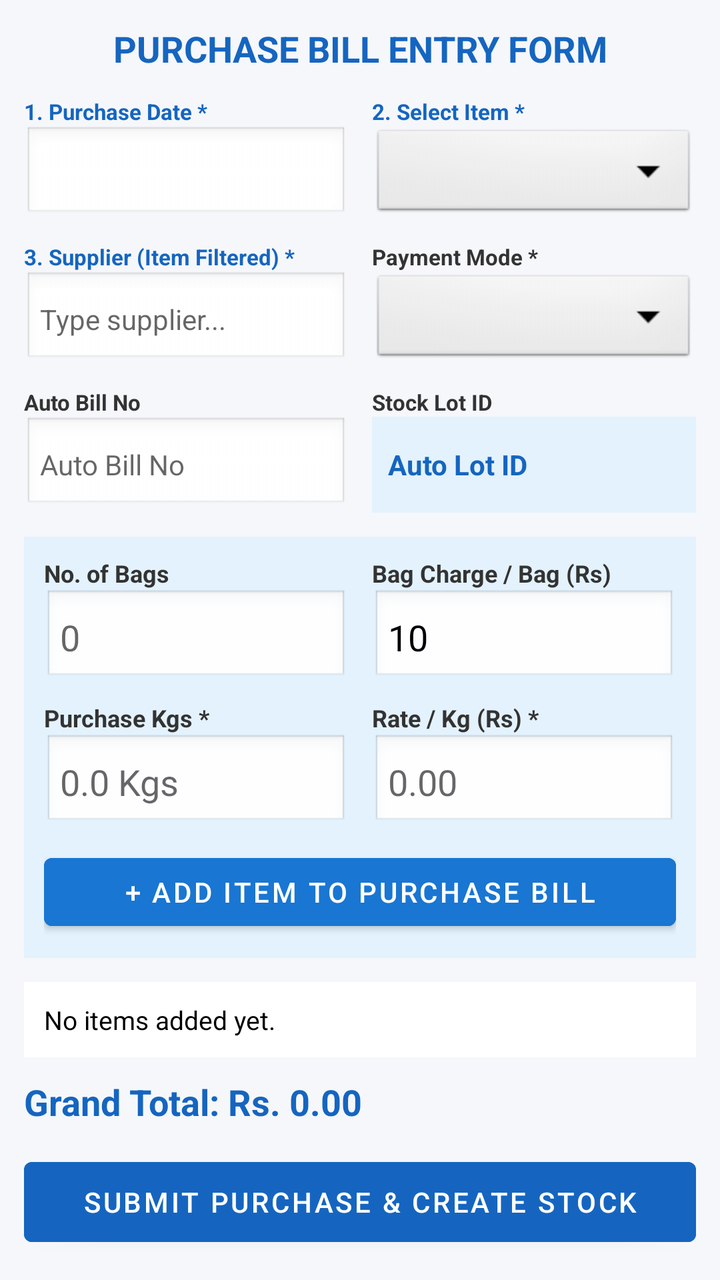
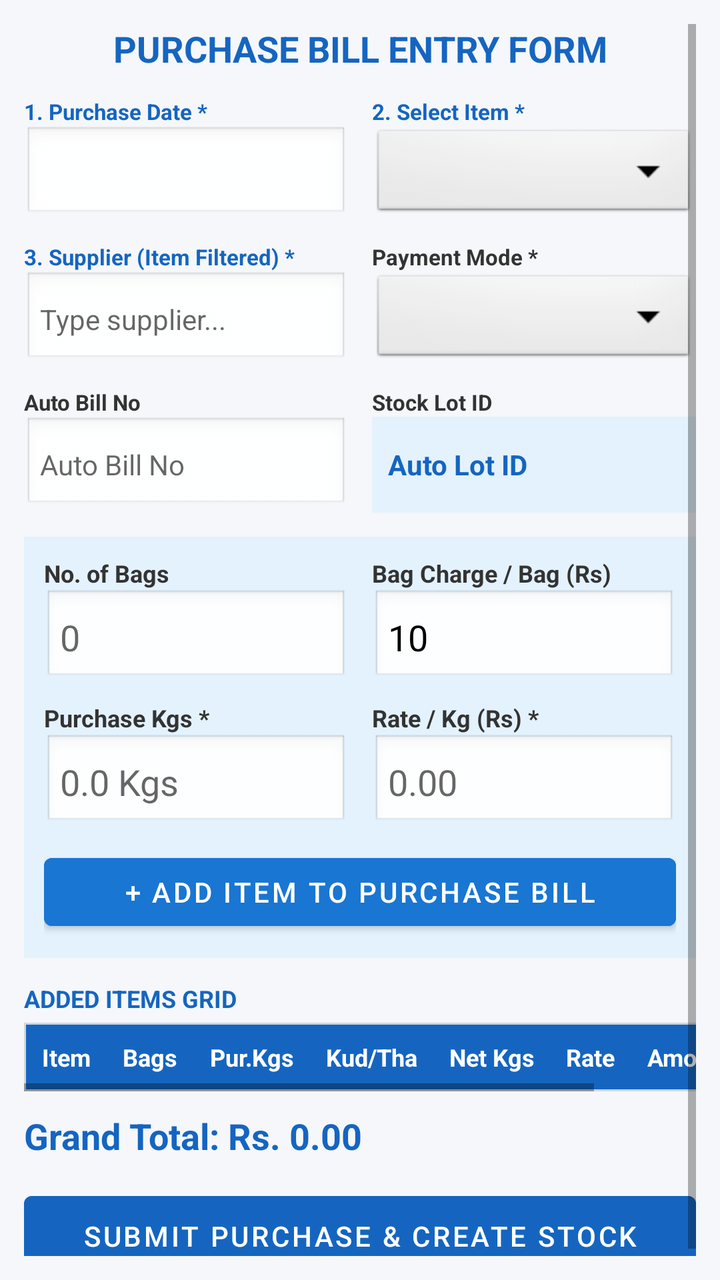

The first picture is an Android layout as it rendered before a commit; the second is the same layout after the commit. The layout source and the unified diff follow.
<!-- AndroidManifest.xml: application theme Theme.MaterialComponents.DayNight.DarkActionBar -->
<!-- res/layout/activity_purchase.xml -->
<?xml version="1.0" encoding="utf-8"?>
<ScrollView xmlns:android="http://schemas.android.com/apk/res/android"
    android:layout_width="match_parent"
    android:layout_height="match_parent"
    android:background="#F5F7FA"
    android:padding="12dp">

    <LinearLayout
        android:layout_width="match_parent"
        android:layout_height="wrap_content"
        android:orientation="vertical">

        <TextView
            android:layout_width="match_parent"
            android:layout_height="wrap_content"
            android:text="PURCHASE BILL ENTRY FORM"
            android:textSize="18sp"
            android:textStyle="bold"
            android:textColor="#1565C0"
            android:gravity="center"
            android:layout_marginBottom="12dp" />

        
        <LinearLayout
            android:layout_width="match_parent"
            android:layout_height="wrap_content"
            android:orientation="horizontal"
            android:weightSum="2"
            android:layout_marginBottom="10dp">

            <LinearLayout android:layout_width="0dp" android:layout_height="wrap_content" android:layout_weight="1" android:orientation="vertical" android:layout_marginEnd="6dp">
                <TextView android:layout_width="wrap_content" android:layout_height="wrap_content" android:text="1. Purchase Date *" android:textSize="11sp" android:textStyle="bold" android:textColor="#1565C0" />
                <EditText
                    android:id="@+id/etPurchaseDate"
                    android:layout_width="match_parent"
                    android:layout_height="48dp"
                    android:focusable="false"
                    android:clickable="true"
                    android:textColor="#000000"
                    android:textStyle="bold"
                    android:background="@android:drawable/edit_text"
                    android:padding="8dp"
                    android:textSize="14sp" />
            </LinearLayout>

            <LinearLayout android:layout_width="0dp" android:layout_height="wrap_content" android:layout_weight="1" android:orientation="vertical" android:layout_marginStart="6dp">
                <TextView android:layout_width="wrap_content" android:layout_height="wrap_content" android:text="2. Select Item *" android:textSize="11sp" android:textStyle="bold" android:textColor="#1565C0" />
                <Spinner
                    android:id="@+id/spItem"
                    android:layout_width="match_parent"
                    android:layout_height="48dp"
                    android:spinnerMode="dialog"
                    android:background="@android:drawable/btn_dropdown" />
            </LinearLayout>
        </LinearLayout>

        
        <LinearLayout
            android:layout_width="match_parent"
            android:layout_height="wrap_content"
            android:orientation="horizontal"
            android:weightSum="2"
            android:layout_marginBottom="10dp">

            <LinearLayout android:layout_width="0dp" android:layout_height="wrap_content" android:layout_weight="1" android:orientation="vertical" android:layout_marginEnd="6dp">
                <TextView android:layout_width="wrap_content" android:layout_height="wrap_content" android:text="3. Supplier (Item Filtered) *" android:textSize="11sp" android:textStyle="bold" android:textColor="#1565C0" />
                <AutoCompleteTextView
                    android:id="@+id/actvSupplier"
                    android:layout_width="match_parent"
                    android:layout_height="48dp"
                    android:hint="Type supplier..."
                    android:completionThreshold="1"
                    android:textColor="#000000"
                    android:background="@android:drawable/edit_text"
                    android:padding="8dp"
                    android:textSize="14sp" />
            </LinearLayout>

            <LinearLayout android:layout_width="0dp" android:layout_height="wrap_content" android:layout_weight="1" android:orientation="vertical" android:layout_marginStart="6dp">
                <TextView android:layout_width="wrap_content" android:layout_height="wrap_content" android:text="Payment Mode *" android:textSize="11sp" android:textStyle="bold" android:textColor="#333333" />
                <Spinner
                    android:id="@+id/spPayMode"
                    android:layout_width="match_parent"
                    android:layout_height="48dp"
                    android:spinnerMode="dialog"
                    android:background="@android:drawable/btn_dropdown" />
            </LinearLayout>
        </LinearLayout>

        
        <LinearLayout
            android:layout_width="match_parent"
            android:layout_height="wrap_content"
            android:orientation="horizontal"
            android:weightSum="2"
            android:layout_marginBottom="12dp">

            <LinearLayout android:layout_width="0dp" android:layout_height="wrap_content" android:layout_weight="1" android:orientation="vertical" android:layout_marginEnd="6dp">
                <TextView android:layout_width="wrap_content" android:layout_height="wrap_content" android:text="Auto Bill No" android:textSize="11sp" android:textStyle="bold" android:textColor="#333333" />
                <EditText android:id="@+id/etBillNo" android:layout_width="match_parent" android:layout_height="48dp" android:hint="Auto Bill No" android:textColor="#000000" android:background="@android:drawable/edit_text" android:padding="8dp" android:textSize="14sp" />
            </LinearLayout>

            <LinearLayout android:layout_width="0dp" android:layout_height="wrap_content" android:layout_weight="1" android:orientation="vertical" android:layout_marginStart="6dp">
                <TextView android:layout_width="wrap_content" android:layout_height="wrap_content" android:text="Stock Lot ID" android:textSize="11sp" android:textStyle="bold" android:textColor="#333333" />
                <TextView android:id="@+id/tvGeneratedBatchId" android:layout_width="match_parent" android:layout_height="48dp" android:text="Auto Lot ID" android:gravity="center_vertical" android:background="#E3F2FD" android:textColor="#1565C0" android:textStyle="bold" android:padding="8dp" />
            </LinearLayout>
        </LinearLayout>

        
        <LinearLayout
            android:layout_width="match_parent"
            android:layout_height="wrap_content"
            android:orientation="vertical"
            android:background="#E3F2FD"
            android:padding="10dp"
            android:layout_marginBottom="12dp">

            
            <LinearLayout
                android:id="@+id/layoutOnionFields"
                android:layout_width="match_parent"
                android:layout_height="wrap_content"
                android:orientation="horizontal"
                android:weightSum="2"
                android:layout_marginBottom="8dp">

                <LinearLayout android:layout_width="0dp" android:layout_height="wrap_content" android:layout_weight="1" android:orientation="vertical" android:layout_marginEnd="6dp">
                    <TextView android:layout_width="wrap_content" android:layout_height="wrap_content" android:text="No. of Bags" android:textSize="12sp" android:textStyle="bold" android:textColor="#333333" />
                    <EditText android:id="@+id/etBags" android:layout_width="match_parent" android:layout_height="48dp" android:hint="0" android:textColor="#000000" android:inputType="number" android:background="@android:drawable/edit_text" android:padding="8dp" />
                </LinearLayout>

                <LinearLayout android:layout_width="0dp" android:layout_height="wrap_content" android:layout_weight="1" android:orientation="vertical" android:layout_marginStart="6dp">
                    <TextView android:layout_width="wrap_content" android:layout_height="wrap_content" android:text="Bag Charge / Bag (Rs)" android:textSize="12sp" android:textStyle="bold" android:textColor="#333333" />
                    <EditText android:id="@+id/etBagRate" android:layout_width="match_parent" android:layout_height="48dp" android:text="10" android:textColor="#000000" android:inputType="numberDecimal" android:background="@android:drawable/edit_text" android:padding="8dp" />
                </LinearLayout>
            </LinearLayout>

            
            <LinearLayout
                android:layout_width="match_parent"
                android:layout_height="wrap_content"
                android:orientation="horizontal"
                android:weightSum="2"
                android:layout_marginBottom="8dp">

                <LinearLayout android:layout_width="0dp" android:layout_height="wrap_content" android:layout_weight="1" android:orientation="vertical" android:layout_marginEnd="6dp">
                    <TextView android:layout_width="wrap_content" android:layout_height="wrap_content" android:text="Purchase Kgs *" android:textSize="12sp" android:textStyle="bold" android:textColor="#333333" />
                    <EditText android:id="@+id/etNetKgs" android:layout_width="match_parent" android:layout_height="48dp" android:hint="0.0 Kgs" android:textColor="#000000" android:inputType="numberDecimal" android:background="@android:drawable/edit_text" android:padding="8dp" />
                </LinearLayout>

                <LinearLayout android:layout_width="0dp" android:layout_height="wrap_content" android:layout_weight="1" android:orientation="vertical" android:layout_marginStart="6dp">
                    <TextView android:layout_width="wrap_content" android:layout_height="wrap_content" android:text="Rate / Kg (Rs) *" android:textSize="12sp" android:textStyle="bold" android:textColor="#333333" />
                    <EditText android:id="@+id/etRatePerKg" android:layout_width="match_parent" android:layout_height="48dp" android:hint="0.00" android:textColor="#000000" android:inputType="numberDecimal" android:background="@android:drawable/edit_text" android:padding="8dp" />
                </LinearLayout>
            </LinearLayout>

            
            <LinearLayout
                android:id="@+id/layoutCoconutFields"
                android:layout_width="match_parent"
                android:layout_height="wrap_content"
                android:orientation="vertical"
                android:visibility="gone"
                android:layout_marginBottom="10dp">

                <LinearLayout
                    android:layout_width="match_parent"
                    android:layout_height="wrap_content"
                    android:orientation="horizontal"
                    android:weightSum="2"
                    android:layout_marginBottom="8dp">

                    <LinearLayout android:layout_width="0dp" android:layout_height="wrap_content" android:layout_weight="1" android:orientation="vertical" android:layout_marginEnd="6dp">
                        <TextView android:layout_width="wrap_content" android:layout_height="wrap_content" android:text="Kudumi (3% Auto)" android:textSize="12sp" android:textStyle="bold" android:textColor="#D84315" />
                        <EditText android:id="@+id/etKudumi" android:layout_width="match_parent" android:layout_height="48dp" android:hint="0" android:textColor="#000000" android:inputType="numberDecimal" android:background="@android:drawable/edit_text" android:padding="8dp" />
                    </LinearLayout>

                    <LinearLayout android:layout_width="0dp" android:layout_height="wrap_content" android:layout_weight="1" android:orientation="vertical" android:layout_marginStart="6dp">
                        <TextView android:layout_width="wrap_content" android:layout_height="wrap_content" android:text="Thadukki" android:textSize="12sp" android:textStyle="bold" android:textColor="#D84315" />
                        <EditText android:id="@+id/etThadukki" android:layout_width="match_parent" android:layout_height="48dp" android:hint="0" android:textColor="#000000" android:inputType="numberDecimal" android:background="@android:drawable/edit_text" android:padding="8dp" />
                    </LinearLayout>
                </LinearLayout>

                <TextView
                    android:id="@+id/tvCoconutNetWeight"
                    android:layout_width="match_parent"
                    android:layout_height="wrap_content"
                    android:text="Net Weight: 0.00 Kgs"
                    android:background="#FFF9C4"
                    android:textColor="#1B5E20"
                    android:textStyle="bold"
                    android:textSize="14sp"
                    android:padding="10dp" />
            </LinearLayout>

            <Button android:id="@+id/btnAddItem" android:layout_width="match_parent" android:layout_height="46dp" android:text="+ ADD ITEM TO PURCHASE BILL" android:backgroundTint="#1976D2" android:textColor="#FFFFFF" />
        </LinearLayout>

        <TextView android:id="@+id/tvAddedItemsList" android:layout_width="match_parent" android:layout_height="wrap_content" android:text="No items added yet." android:background="#FFFFFF" android:textColor="#000000" android:padding="10dp" android:textSize="13sp" android:layout_marginBottom="10dp" />
        <TextView android:id="@+id/tvGrandTotal" android:layout_width="match_parent" android:layout_height="wrap_content" android:text="Grand Total: Rs. 0.00" android:textSize="18sp" android:textStyle="bold" android:textColor="#1565C0" android:layout_marginBottom="12dp" />
        <Button android:id="@+id/btnSavePurchase" android:layout_width="match_parent" android:layout_height="52dp" android:text="SUBMIT PURCHASE &amp; CREATE STOCK" android:backgroundTint="#1565C0" android:textColor="#FFFFFF" />

    </LinearLayout>
</ScrollView>
<!-- resources referenced by this layout -->
<resources>

</resources>

<!-- the commit's change to res/layout/activity_purchase.xml (unified diff, before → after) -->
@@ -196,7 +196,44 @@
             <Button android:id="@+id/btnAddItem" android:layout_width="match_parent" android:layout_height="46dp" android:text="+ ADD ITEM TO PURCHASE BILL" android:backgroundTint="#1976D2" android:textColor="#FFFFFF" />
         </LinearLayout>
 
-        <TextView android:id="@+id/tvAddedItemsList" android:layout_width="match_parent" android:layout_height="wrap_content" android:text="No items added yet." android:background="#FFFFFF" android:textColor="#000000" android:padding="10dp" android:textSize="13sp" android:layout_marginBottom="10dp" />
+        
+        <TextView
+            android:layout_width="match_parent"
+            android:layout_height="wrap_content"
+            android:text="ADDED ITEMS GRID"
+            android:textSize="12sp"
+            android:textStyle="bold"
+            android:textColor="#1565C0"
+            android:layout_marginBottom="4dp" />
+
+        <HorizontalScrollView
+            android:layout_width="match_parent"
+            android:layout_height="wrap_content"
+            android:background="#FFFFFF"
+            android:layout_marginBottom="10dp">
+
+            <TableLayout
+                android:id="@+id/tlPurchaseGrid"
+                android:layout_width="wrap_content"
+                android:layout_height="wrap_content"
+                android:stretchColumns="*"
+                android:background="#CFD8DC"
+                android:padding="1dp">
+
+                
+                <TableRow android:background="#1565C0">
+                    <TextView android:layout_width="wrap_content" android:layout_height="wrap_content" android:text="Item" android:textColor="#FFFFFF" android:textStyle="bold" android:textSize="12sp" android:padding="8dp" />
+                    <TextView android:layout_width="wrap_content" android:layout_height="wrap_content" android:text="Bags" android:textColor="#FFFFFF" android:textStyle="bold" android:textSize="12sp" android:padding="8dp" android:gravity="end" />
+                    <TextView android:layout_width="wrap_content" android:layout_height="wrap_content" android:text="Pur.Kgs" android:textColor="#FFFFFF" android:textStyle="bold" android:textSize="12sp" android:padding="8dp" android:gravity="end" />
+                    <TextView android:layout_width="wrap_content" android:layout_height="wrap_content" android:text="Kud/Tha" android:textColor="#FFFFFF" android:textStyle="bold" android:textSize="12sp" android:padding="8dp" android:gravity="end" />
+                    <TextView android:layout_width="wrap_content" android:layout_height="wrap_content" android:text="Net Kgs" android:textColor="#FFFFFF" android:textStyle="bold" android:textSize="12sp" android:padding="8dp" android:gravity="end" />
+                    <TextView android:layout_width="wrap_content" android:layout_height="wrap_content" android:text="Rate" android:textColor="#FFFFFF" android:textStyle="bold" android:textSize="12sp" android:padding="8dp" android:gravity="end" />
+                    <TextView android:layout_width="wrap_content" android:layout_height="wrap_content" android:text="Amount" android:textColor="#FFFFFF" android:textStyle="bold" android:textSize="12sp" android:padding="8dp" android:gravity="end" />
+                    <TextView android:layout_width="wrap_content" android:layout_height="wrap_content" android:text="Del" android:textColor="#FFFFFF" android:textStyle="bold" android:textSize="12sp" android:padding="8dp" android:gravity="center" />
+                </TableRow>
+            </TableLayout>
+        </HorizontalScrollView>
+
         <TextView android:id="@+id/tvGrandTotal" android:layout_width="match_parent" android:layout_height="wrap_content" android:text="Grand Total: Rs. 0.00" android:textSize="18sp" android:textStyle="bold" android:textColor="#1565C0" android:layout_marginBottom="12dp" />
         <Button android:id="@+id/btnSavePurchase" android:layout_width="match_parent" android:layout_height="52dp" android:text="SUBMIT PURCHASE &amp; CREATE STOCK" android:backgroundTint="#1565C0" android:textColor="#FFFFFF" />
 
